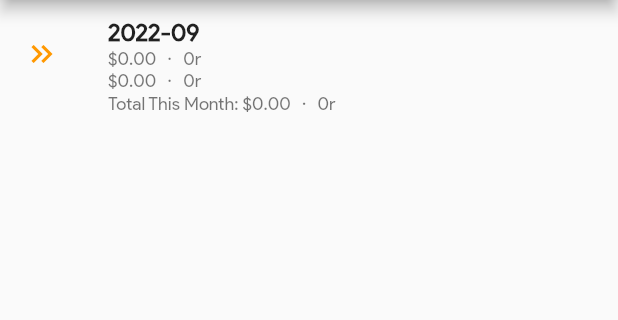
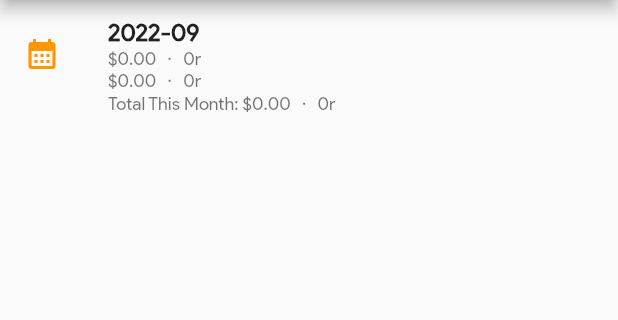
Before and after one commit to channdara/flutter_expanses, a Flutter app: the MonthlyExpensesScreen screen opened directly with empty values, on a phone screen of 412 x 824 dp, the part 84-404 px from its top. Run offline on Flutter 3.47's test engine with Material 2 defaults, Android fonts, the light colour scheme and no system bars; our stand-ins replace cloud_firestore, firebase_core; accounts and stored records are empty.

Commit message:
[UPDATE]: update some ui mistake

```diff
--- a/lib/src/model/item_model.dart
+++ b/lib/src/model/item_model.dart
@@ -45,7 +45,7 @@ class ItemModel extends BaseModel {
       case ItemType.bee:
         return '\$${dollarBee.toStringAsFixed(2)}   ·   ${rielBee}r';
       default:
-        return '\$${dollarMe.toStringAsFixed(2)}   ·   ${rielMe}r     |     \$${dollarBee.toStringAsFixed(2)}   ·   ${rielBee}r';
+        return '\$${dollarMe.toStringAsFixed(2)}   ·   ${rielMe}r   |   \$${dollarBee.toStringAsFixed(2)}   ·   ${rielBee}r';
     }
   }
 
--- a/lib/src/ui/screen/add_item/tab_bar_widget.dart
+++ b/lib/src/ui/screen/add_item/tab_bar_widget.dart
@@ -23,6 +23,7 @@ class TabBarWidget extends StatelessWidget {
           borderRadius: 12.0.circular(),
           color: _color(),
         ),
+        labelColor: Colors.white,
         unselectedLabelColor: Colors.grey.shade700,
         tabs: ItemType.values
             .map((e) => Tab(text: e.name.toCapitalized()))
--- a/lib/src/ui/screen/daily_expanses/daily_expenses_list_widget.dart
+++ b/lib/src/ui/screen/daily_expanses/daily_expenses_list_widget.dart
@@ -15,6 +15,7 @@ class DailyExpensesListWidget extends StatelessWidget {
     return ListView.builder(
       padding: 70.0.spacingBottom(),
       itemCount: docs.length,
+      physics: const AlwaysScrollableScrollPhysics(),
       itemBuilder: (context, index) {
         final data = docs[index].data();
         if (data == null) return const SizedBox();
--- a/lib/src/ui/screen/monthly_expenses/monthly_expenses_list_item_widget.dart
+++ b/lib/src/ui/screen/monthly_expenses/monthly_expenses_list_item_widget.dart
@@ -12,7 +12,7 @@ class MonthlyExpensesListItemWidget extends StatelessWidget {
   Widget build(BuildContext context) {
     return ListTile(
       leading: Icon(
-        Icons.keyboard_double_arrow_right,
+        Icons.calendar_month,
         color: Theme.of(context).primaryColor,
       ),
       title: Text(
--- a/lib/src/ui/screen/monthly_expenses/monthly_expenses_list_widget.dart
+++ b/lib/src/ui/screen/monthly_expenses/monthly_expenses_list_widget.dart
@@ -15,6 +15,7 @@ class MonthlyExpensesListWidget extends StatelessWidget {
     return ListView.builder(
       padding: 8.0.spacingVertical(),
       itemCount: docs.length,
+      physics: const AlwaysScrollableScrollPhysics(),
       itemBuilder: (context, index) {
         final data = docs[index].data();
         if (data == null) return const SizedBox();
--- a/lib/src/ui/screen/purchased_items/purchased_items_list_widget.dart
+++ b/lib/src/ui/screen/purchased_items/purchased_items_list_widget.dart
@@ -13,8 +13,9 @@ class PurchasedItemsListWidget extends StatelessWidget {
   @override
   Widget build(BuildContext context) {
     return ListView.builder(
-      padding: 70.0.spacingBottom(),
+      padding: 8.0.spacingVertical(),
       itemCount: docs.length,
+      physics: const AlwaysScrollableScrollPhysics(),
       itemBuilder: (context, index) {
         final data = docs[index].data();
         if (data == null) return const SizedBox();
```
